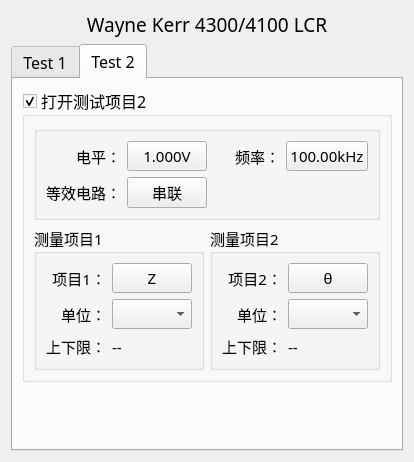
Old version of the form MulitChannalBox/cls4300MeterMode.ui in the repository caicaiking/WKEFactoryView2014.
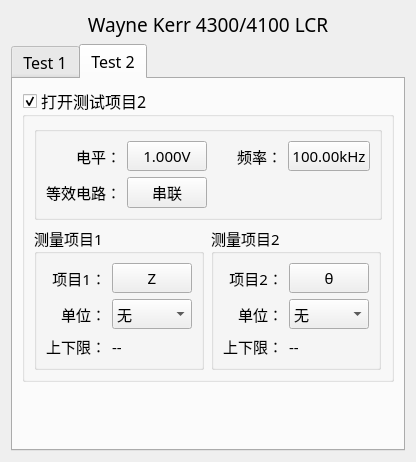
New version of the form. Custom widgets are drawn as their Qt base class.

The edit to the form file:
```diff
--- a/MulitChannalBox/cls4300MeterMode.ui
+++ b/MulitChannalBox/cls4300MeterMode.ui
@@ -6,7 +6,7 @@
    <rect>
     <x>0</x>
     <y>0</y>
-    <width>410</width>
+    <width>416</width>
     <height>396</height>
    </rect>
   </property>
@@ -319,7 +319,7 @@
                 </item>
                 <item>
                  <property name="text">
-                  <string/>
+                  <string>无</string>
                  </property>
                 </item>
                 <item>
@@ -499,7 +499,7 @@
                 </item>
                 <item>
                  <property name="text">
-                  <string/>
+                  <string>无</string>
                  </property>
                 </item>
                 <item>
@@ -716,8 +716,8 @@
       <attribute name="title">
        <string>Test 2</string>
       </attribute>
-      <layout class="QGridLayout" name="gridLayout_7">
-       <item row="0" column="0">
+      <layout class="QVBoxLayout" name="verticalLayout_10">
+       <item>
         <widget class="QGroupBox" name="groupBox">
          <property name="font">
           <font>
@@ -933,7 +933,7 @@
                   </widget>
                  </item>
                  <item row="1" column="1">
-                  <widget class="QComboBox" name="cmdTest2Item1Unit">
+                  <widget class="QComboBox" name="cmbTest2Item1Unit">
                    <property name="font">
                     <font>
                      <family>楷体</family>
@@ -962,7 +962,7 @@
                    </item>
                    <item>
                     <property name="text">
-                     <string/>
+                     <string>无</string>
                     </property>
                    </item>
                    <item>
@@ -1047,19 +1047,6 @@
               </property>
              </spacer>
             </item>
-            <item>
-             <spacer name="horizontalSpacer_5">
-              <property name="orientation">
-               <enum>Qt::Horizontal</enum>
-              </property>
-              <property name="sizeHint" stdset="0">
-               <size>
-                <width>0</width>
-                <height>0</height>
-               </size>
-              </property>
-             </spacer>
-            </item>
             <item>
              <widget class="QGroupBox" name="grpTest2Item2">
               <property name="font">
@@ -1155,7 +1142,7 @@
                    </item>
                    <item>
                     <property name="text">
-                     <string/>
+                     <string>无</string>
                     </property>
                    </item>
                    <item>
@@ -1227,12 +1214,25 @@
               </layout>
              </widget>
             </item>
+            <item>
+             <spacer name="horizontalSpacer_5">
+              <property name="orientation">
+               <enum>Qt::Horizontal</enum>
+              </property>
+              <property name="sizeHint" stdset="0">
+               <size>
+                <width>0</width>
+                <height>0</height>
+               </size>
+              </property>
+             </spacer>
+            </item>
            </layout>
           </item>
          </layout>
         </widget>
        </item>
-       <item row="1" column="0">
+       <item>
         <spacer name="verticalSpacer">
          <property name="orientation">
           <enum>Qt::Vertical</enum>
```
